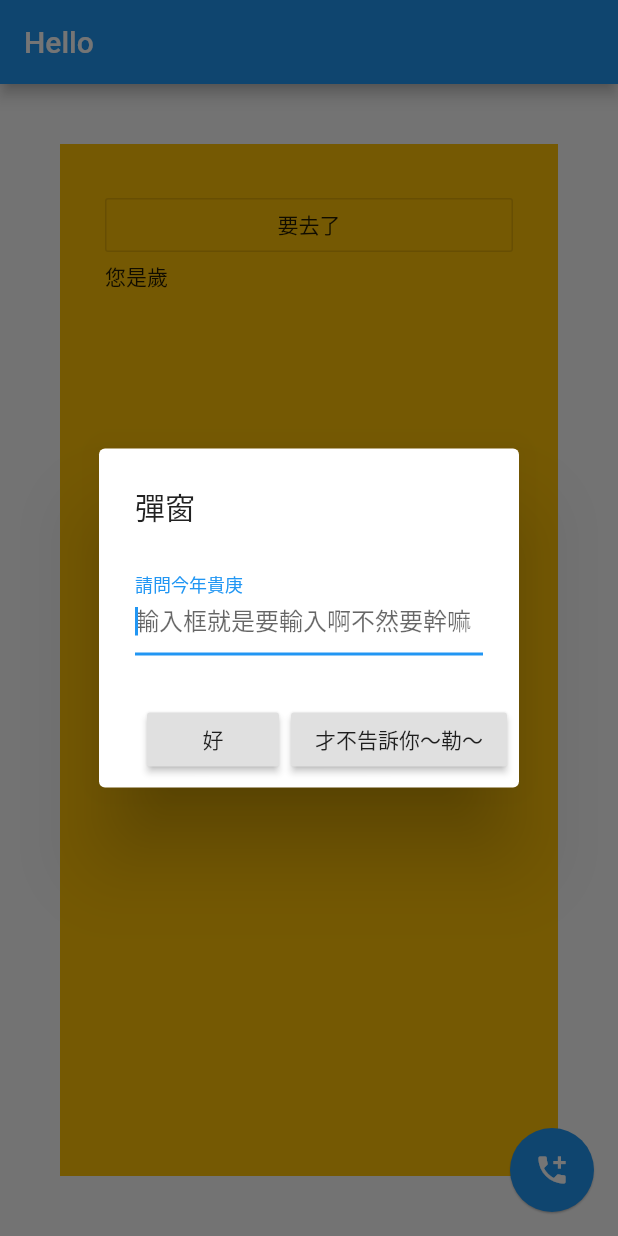
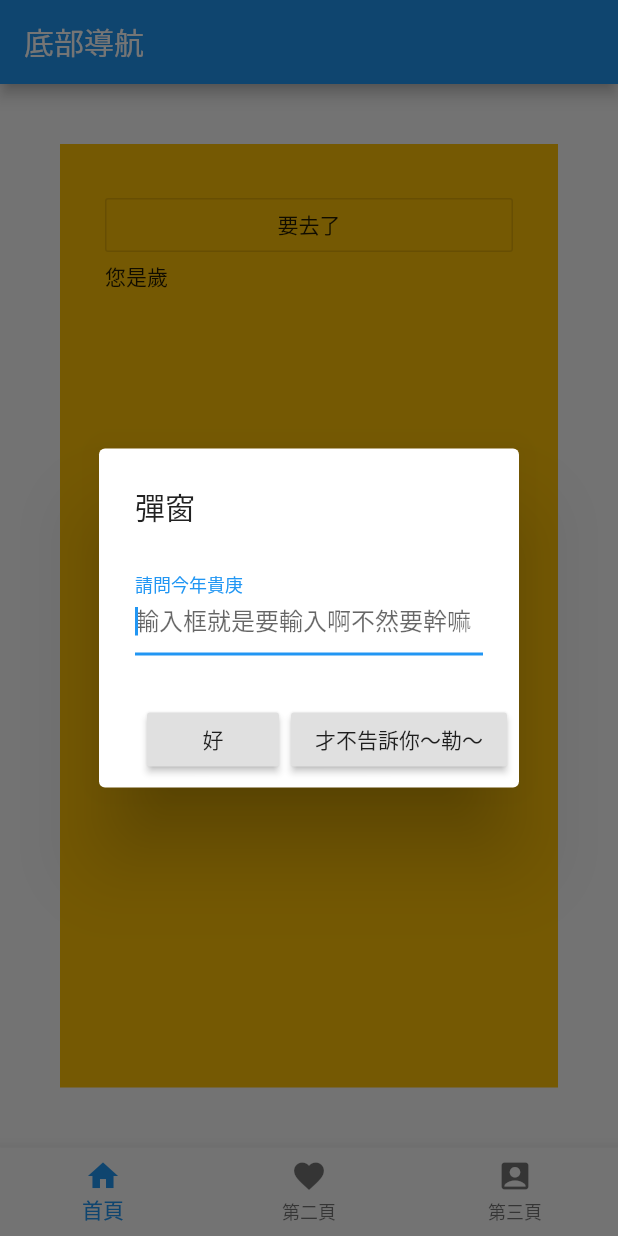
Before and after one commit to mark33699/IDLF, a Flutter app: the screen it shows after launch, after a tap on "要去了", on a phone screen of 412 x 824 dp. Run offline on Flutter 3.47's test engine with Material 2 defaults, Android fonts, the phone set to English and light mode, and no system bars.

Commit message:
bottom navigation

```diff
--- /dev/null
+++ b/idlf/lib/bottom_navigation_page_2.dart
@@ -0,0 +1,12 @@
+import 'package:flutter/material.dart';
+
+class BottomNavigationPage2 extends StatelessWidget {
+  @override
+  Widget build(BuildContext context) {
+    return Container(
+      color: Colors.green,
+      alignment: Alignment.center,
+      child: Text("第二頁"),
+    );
+  }
+}
--- /dev/null
+++ b/idlf/lib/bottom_navigation_page_3.dart
@@ -0,0 +1,12 @@
+import 'package:flutter/material.dart';
+
+class BottomNavigationPage3 extends StatelessWidget {
+  @override
+  Widget build(BuildContext context) {
+    return Container(
+      color: Colors.brown,
+      alignment: Alignment.center,
+      child: Text("第三頁"),
+    );
+  }
+}
--- /dev/null
+++ b/idlf/lib/home_page.dart
@@ -0,0 +1,95 @@
+import 'package:flutter/material.dart';
+import 'package:idlf/next_page.dart';
+
+class HomePage extends StatefulWidget {
+  @override
+  _HomePageState createState() => _HomePageState();
+}
+
+class _HomePageState extends State<HomePage> {
+
+  var result = "";
+  String yearOld = "";
+
+  @override
+  Widget build(BuildContext context) {
+
+//    String yearOld = ""; //放這邊是不會刷新的喔
+
+    TextEditingController textEditingController = new TextEditingController();
+
+    //竟然要先定義才能call????
+    void pushNextPage(BuildContext context) async {
+      result = await Navigator.push(
+          context,
+          MaterialPageRoute(builder: (context) => NextPage(
+            currentString: textEditingController.text,)));
+
+      setState((){});
+    }
+
+    Future<String> showAlert(BuildContext content) async {
+      String answer = "";
+
+      return showDialog(
+          context: context,
+          builder: (BuildContext content) {
+            return AlertDialog(
+              title: Text("彈窗"),
+              content: Row( //用Center會有上下空白, 用Column會下方空很大一塊
+                children: <Widget>[
+                  Expanded(child: TextField(
+                    autofocus: true,
+                    decoration: InputDecoration(
+                        labelText: "請問今年貴庚",
+                        hintText: "輸入框就是要輸入啊不然要幹嘛"
+                    ),
+                    onChanged: (value) {
+                      answer = value;
+                    },
+                  ))
+                ],
+              ),
+              actions: <Widget>[
+                RaisedButton(
+                    child: Text("好"),
+                    onPressed: () {
+                      Navigator.pop(context, answer);
+                    }),
+                RaisedButton(
+                    child: Text("才不告訴你～勒～"),
+                    onPressed: () {
+                      Navigator.pop(context);
+                    }),
+              ],
+            );
+          });
+    }
+
+    var widgets = <Widget>[
+//      TextField(controller: textEditingController),
+      OutlineButton(
+          child: Text("要去了"),
+          onPressed: () async {
+//            pushNextPage(context);
+             yearOld = await showAlert(context);
+             setState(() {});
+          }
+      ),
+//      Text("回禮是 $result")
+      Text("您是$yearOld歲")
+    ];
+
+    return Container(
+      color: Colors.amber,
+      alignment: Alignment.center,
+      margin: EdgeInsets.all(40),
+      padding: EdgeInsets.all(30),
+      child: ListView(
+        children: widgets,
+//              mainAxisAlignment: MainAxisAlignment.center,
+//              crossAxisAlignment: CrossAxisAlignment.stretch, //雖然是填滿, 但卻填不滿= =
+      ),
+    );
+  }
+}
--- a/idlf/lib/main.dart
+++ b/idlf/lib/main.dart
@@ -1,9 +1,12 @@
 import 'package:flutter/material.dart';
-import 'package:idlf/next_page.dart';
+import 'package:idlf/bottom_navigation_page_2.dart';
+import 'package:idlf/bottom_navigation_page_3.dart';
+import 'package:idlf/home_page.dart';
 
 void main() {
-  runApp(MarkApp());
+//  runApp(MarkApp());
 //  runApp(MyApp());
+  runApp(BottomNavigationApp());
 }
 
 class MarkApp extends StatelessWidget {
@@ -28,95 +31,47 @@ class MarkApp extends StatelessWidget {
   }
 }
 
-class HomePage extends StatefulWidget {
+//=================================================
+
+class BottomNavigationApp extends StatelessWidget {
   @override
-  _HomePageState createState() => _HomePageState();
+  Widget build(BuildContext context) {
+    return MaterialApp(
+        home: Scaffold(
+          body: BottomNavigationPage(),
+        ));
+  }
 }
 
-class _HomePageState extends State<HomePage> {
+class BottomNavigationPage extends StatefulWidget {
+  @override
+  _BottomNavigationPageState createState() => _BottomNavigationPageState();
+}
 
-  var result = "";
-  String yearOld = "";
+class _BottomNavigationPageState extends State<BottomNavigationPage> {
+
+  int currentIndex = 0;
+  final pages = [HomePage(), BottomNavigationPage2(), BottomNavigationPage3()];
+  final items = [BottomNavigationBarItem(title: Text("首頁"), icon: Icon(Icons.home)),
+                 BottomNavigationBarItem(title: Text("第二頁"), icon: Icon(Icons.favorite)),
+                 BottomNavigationBarItem(title: Text("第三頁"), icon: Icon(Icons.account_box)),];
 
   @override
   Widget build(BuildContext context) {
-
-//    String yearOld = ""; //放這邊是不會刷新的喔
-
-    TextEditingController textEditingController = new TextEditingController();
-
-    //竟然要先定義才能call????
-    void pushNextPage(BuildContext context) async {
-      result = await Navigator.push(
-          context,
-          MaterialPageRoute(builder: (context) => NextPage(
-            currentString: textEditingController.text,)));
-
-      setState((){});
-    }
-
-    Future<String> showAlert(BuildContext content) async {
-      String answer = "";
-
-      return showDialog(
-          context: context,
-          builder: (BuildContext content) {
-            return AlertDialog(
-              title: Text("彈窗"),
-              content: Row( //用Center會有上下空白, 用Column會下方空很大一塊
-                children: <Widget>[
-                  Expanded(child: TextField(
-                    autofocus: true,
-                    decoration: InputDecoration(
-                        labelText: "請問今年貴庚",
-                        hintText: "輸入框就是要輸入啊不然要幹嘛"
-                    ),
-                    onChanged: (value) {
-                      answer = value;
-                    },
-                  ))
-                ],
-              ),
-              actions: <Widget>[
-                RaisedButton(
-                    child: Text("好"),
-                    onPressed: () {
-                      Navigator.pop(context, answer);
-                    }),
-                RaisedButton(
-                    child: Text("才不告訴你～勒～"),
-                    onPressed: () {
-                      Navigator.pop(context);
-                    }),
-              ],
-            );
-          });
-    }
-
-    var widgets = <Widget>[
-//      TextField(controller: textEditingController),
-      OutlineButton(
-          child: Text("要去了"),
-          onPressed: () async {
-//            pushNextPage(context);
-             yearOld = await showAlert(context);
-             setState(() {});
-          }
+    return Scaffold(
+      appBar: AppBar(
+        title: Text("底部導航"),
       ),
-//      Text("回禮是 $result")
-      Text("您是$yearOld歲")
-    ];
-
-    return Container(
-      color: Colors.amber,
-      alignment: Alignment.center,
-      margin: EdgeInsets.all(40),
-      padding: EdgeInsets.all(30),
-      child: ListView(
-        children: widgets,
-//              mainAxisAlignment: MainAxisAlignment.center,
-//              crossAxisAlignment: CrossAxisAlignment.stretch, //雖然是填滿, 但卻填不滿= =
-      ),
+      body: pages[currentIndex],
+      bottomNavigationBar: BottomNavigationBar(
+          items: items,
+          currentIndex: currentIndex,
+          fixedColor: Colors.blue,
+          onTap: (int index) {
+            setState(() {
+              currentIndex = index;
+        });
+      }),
     );
   }
 }
```
